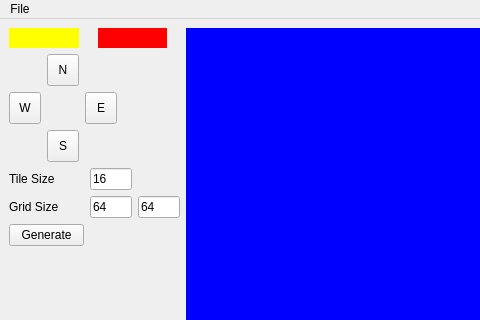
Before: the Qt Designer form mainwindow.ui in varnholt/wave_function_collapse, drawn with Qt 5; both pictures show x 0 to 480 and y 0 to 320 of the 835 by 661 pixel window.
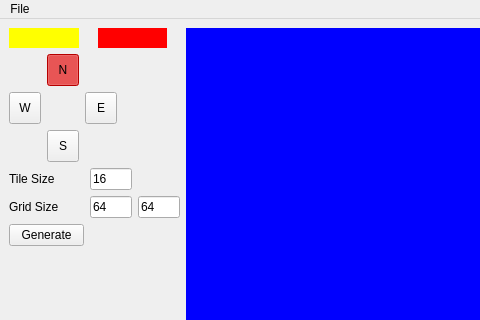
After: the same form once the commit is applied. Custom widgets are drawn as their Qt base class.

```diff
--- a/mainwindow.ui
+++ b/mainwindow.ui
@@ -124,12 +124,20 @@
             <height>32</height>
            </size>
           </property>
+          <property name="styleSheet">
+           <string notr="true">QToolButton:checked {
+    background-color: #ff0000;
+}</string>
+          </property>
           <property name="text">
            <string>N</string>
           </property>
           <property name="checkable">
            <bool>true</bool>
           </property>
+          <property name="checked">
+           <bool>true</bool>
+          </property>
          </widget>
         </item>
         <item row="1" column="0">
```
Left out of the diff: 29 changed lines with no effect on the pictures.
